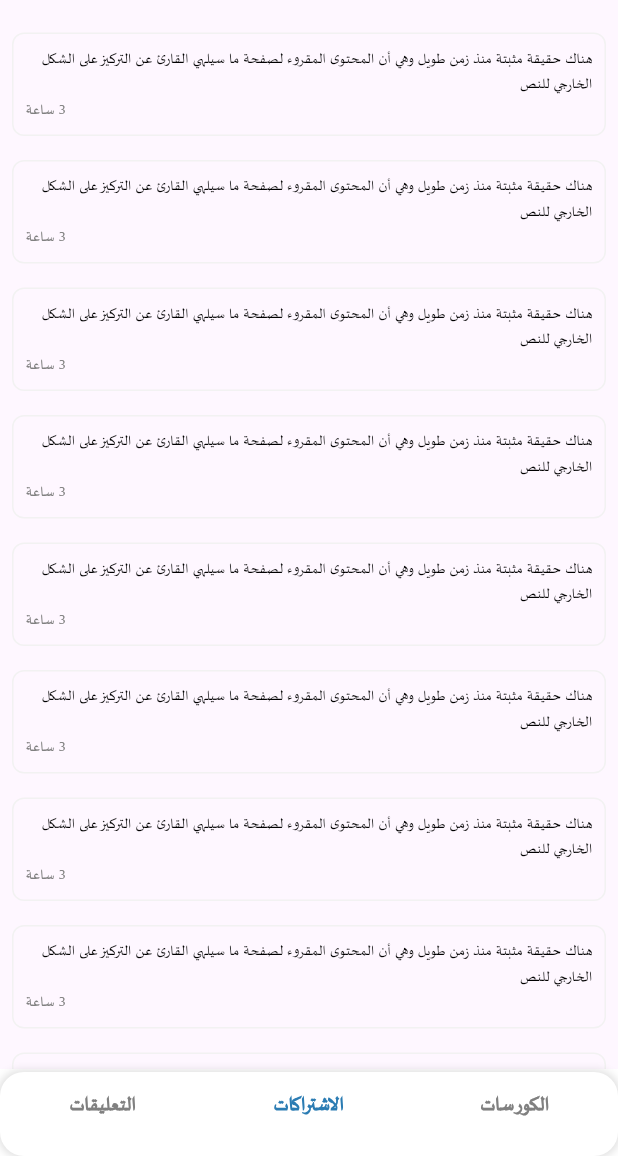
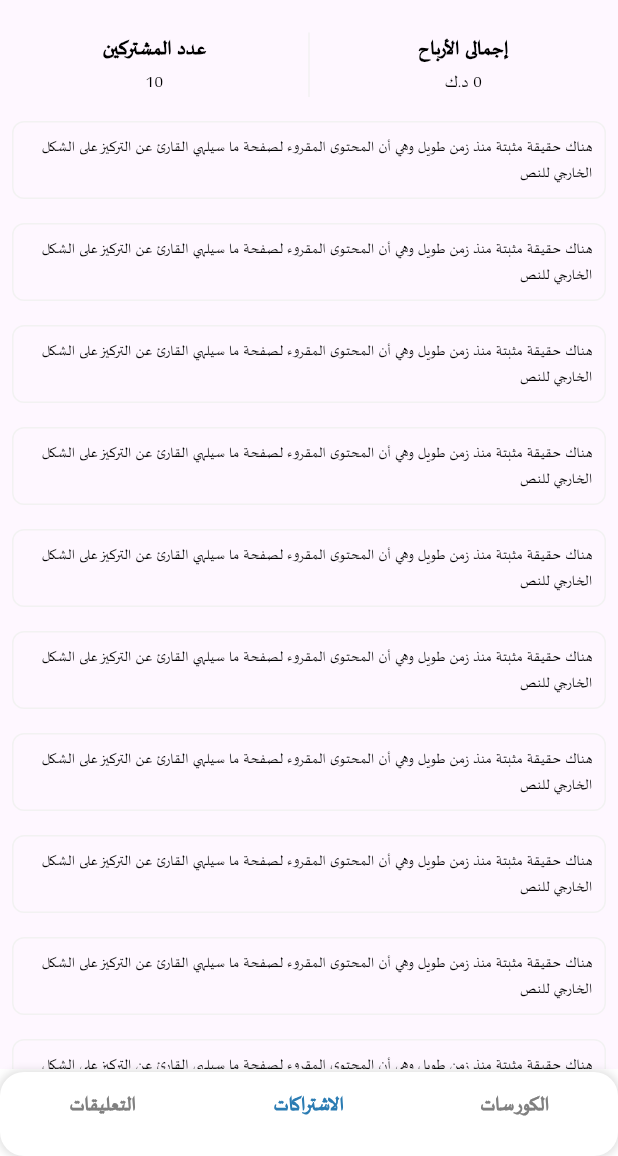
Before and after one commit to mahmoudhamdyae/smart_student_teacher, a Flutter app: the MainScreen screen opened directly, item 2 of the bottom bar chosen, on a phone screen of 412 x 824 dp, the part 80-1236 px from its top. Run offline on Flutter 3.47's test engine with Material 3 defaults, Android fonts, the phone set to English and light mode, and no system bars; drawn by our look-alikes of persistent_bottom_nav_bar; our stand-ins replace dio, firebase_core, firebase_messaging, flutter_local_notifications, flutter_svg, get and 6 more; missing offline and left inert: flutter_media_downloader; accounts and stored records are empty; network calls fail.

Commit message:
Notifications

```diff
--- a/lib/domain/models/notification.dart
+++ b/lib/domain/models/notification.dart
@@ -1,6 +1,5 @@
 class NotificationModel {
-  String text;
-  String time;
+  String? text;
 
-  NotificationModel(this.text, this.time);
+  NotificationModel({this.text});
 }
--- a/lib/domain/repository/repository.dart
+++ b/lib/domain/repository/repository.dart
@@ -1,3 +1,4 @@
+import 'package:teacher/domain/models/comment.dart';
 import 'package:teacher/domain/models/course.dart';
 
 import '../models/wehda.dart';
@@ -15,4 +16,6 @@ abstract class Repository {
   // Remote Data Source
   Future<List<Course>> getCourses();
   Future<List<Wehda>> getTutorials(int courseId);
+  Future<List<Comment>> getComments();
+  Future<void> addComment(String comment, int videoId);
 }
--- a/lib/presentation/resources/strings_manager.dart
+++ b/lib/presentation/resources/strings_manager.dart
@@ -59,6 +59,15 @@ class AppStrings {
   static const String noteDownloadError = 'حدث خطأ';
   static const String noteDownloaded = 'تم تحميل المذكرة';
 
+  // Comments Screen
+  static const String addComment = 'إضافة تعليق';
+  static const String yourComment = 'تعليقك';
+  static const String commentAdded = 'تم إضافة التعليق';
+
+  // Subscriptions Screen
+  static const String total = 'إجمالى الأرباح';
+  static const String noSub = 'عدد المشتركين';
+
   // Error
   static const String error = 'حدث خطأ';
 }
--- a/lib/presentation/screens/comments/controller/comments_controller.dart
+++ b/lib/presentation/screens/comments/controller/comments_controller.dart
@@ -1,5 +1,6 @@
+import 'package:flutter/cupertino.dart';
 import 'package:get/get.dart';
-import 'package:teacher/domain/models/notification.dart';
+import 'package:teacher/domain/models/comment.dart';
 
 import '../../../../domain/repository/repository.dart';
 
@@ -7,8 +8,12 @@ class CommentsController extends GetxController {
 
   final Rx<RxStatus> _status = Rx<RxStatus>(RxStatus.empty());
   RxStatus get status => _status.value;
+  final Rx<RxStatus> _addCommentStatus = Rx<RxStatus>(RxStatus.empty());
+  RxStatus get addCommentStatus => _addCommentStatus.value;
 
-  final RxList<NotificationModel> notifications = RxList.empty();
+  final TextEditingController commentEditText = TextEditingController();
+  final RxList<Comment> comments = RxList.empty();
+  final Rx<Comment> selectedComment = Comment().obs;
 
   final Repository _repository;
   CommentsController(this._repository);
@@ -22,15 +27,33 @@ class CommentsController extends GetxController {
   Future<void> getComments() async {
     _status.value = RxStatus.loading();
     try {
-      // await _repository.getComments().then((remoteOrders) {
+      await _repository.getComments().then((remoteComments) {
         _status.value = RxStatus.success();
-      // });
-      notifications.value = List.generate(20, (index) => NotificationModel(
-          'هناك حقيقة مثبتة منذ زمن طويل وهي أن المحتوى المقروء لصفحة ما سيلهي القارئ عن التركيز على الشكل الخارجي للنص',
-          '3 ساعة')
-      );
+        comments.value = remoteComments;
+      });
     } on Exception catch (e) {
       _status.value = RxStatus.error(e.toString());
     }
   }
+
+  Future<void> addComment() async {
+    try {
+      _addCommentStatus.value = RxStatus.loading();
+      await _repository.addComment(commentEditText.text, selectedComment.value.video?.id ?? -1).then((value) {
+        _addCommentStatus.value = RxStatus.success();
+      });
+    } on Exception catch (e) {
+      _addCommentStatus.value = RxStatus.error(e.toString());
+    }
+  }
+
+  void updateComment(String comment) {
+    commentEditText.text = comment;
+  }
+
+  @override
+  void onClose() {
+    super.onClose();
+    commentEditText.dispose();
+  }
 }
--- a/lib/presentation/screens/subscriptions/controller/subscriptions_controller.dart
+++ b/lib/presentation/screens/subscriptions/controller/subscriptions_controller.dart
@@ -26,8 +26,7 @@ class SubscriptionsController extends GetxController {
         _status.value = RxStatus.success();
       // });
       notifications.value = List.generate(20, (index) => NotificationModel(
-          'هناك حقيقة مثبتة منذ زمن طويل وهي أن المحتوى المقروء لصفحة ما سيلهي القارئ عن التركيز على الشكل الخارجي للنص',
-          '3 ساعة')
+          text: 'هناك حقيقة مثبتة منذ زمن طويل وهي أن المحتوى المقروء لصفحة ما سيلهي القارئ عن التركيز على الشكل الخارجي للنص',)
       );
     } on Exception catch (e) {
       _status.value = RxStatus.error(e.toString());
--- a/lib/presentation/screens/subscriptions/widgets/subscriptions_screen.dart
+++ b/lib/presentation/screens/subscriptions/widgets/subscriptions_screen.dart
@@ -1,5 +1,7 @@
 import 'package:flutter/material.dart';
 import 'package:get/get.dart';
+import 'package:teacher/presentation/resources/color_manager.dart';
+import 'package:teacher/presentation/resources/styles_manager.dart';
 import 'package:teacher/presentation/screens/subscriptions/controller/subscriptions_controller.dart';
 
 import '../../../resources/strings_manager.dart';
@@ -32,15 +34,71 @@ class SubscriptionsScreen extends StatelessWidget {
                 } else if (controller.notifications.isEmpty){
                   return const EmptyScreen(emptyString: AppStrings.noSubscriptions);
                 }
-                return ListView.builder(
+                return ListView(
                   shrinkWrap: true,
                   physics: const ClampingScrollPhysics(),
-                  itemCount: controller.notifications.length,
-                  itemBuilder: (BuildContext context, int index) {
-                    return NotificationItem(
-                      notification: controller.notifications[index],
-                    );
-                  },
+                  children: [
+                    const SizedBox(height: 8.0,),
+                    Stack(
+                      children: [
+                        Row(
+                          children: [
+                            Expanded(
+                              child: Column(
+                                children: [
+                                  Text(
+                                    AppStrings.total,
+                                    style: getLargeStyle(),
+                                    textAlign: TextAlign.center,
+                                  ),
+                                  Text(
+                                    '0 د.ك',
+                                    style: getSmallStyle(),
+                                    textAlign: TextAlign.center,
+                                  ),
+                                ],
+                              ),
+                            ),
+                            Expanded(
+                              child: Column(
+                                children: [
+                                  Text(
+                                    AppStrings.noSub,
+                                    style: getLargeStyle(),
+                                    textAlign: TextAlign.center,
+                                  ),
+                                  Text(
+                                    '10',
+                                    style: getSmallStyle(),
+                                    textAlign: TextAlign.center,
+                                  ),
+                                ],
+                              ),
+                            ),
+                          ],
+                        ),
+                        Positioned(
+                            right: 0,
+                            left: 0,
+                            top: 0,
+                            bottom: 0,
+                            child: VerticalDivider(width: 2, color: ColorManager.lightGrey,)
+                        ),
+                      ],
+                    ),
+                    const SizedBox(height: 8.0,),
+                    ListView.builder(
+                      shrinkWrap: true,
+                      physics: const ClampingScrollPhysics(),
+                      itemCount: controller.notifications.length,
+                      itemBuilder: (BuildContext context, int index) {
+                        return NotificationItem(
+                          notificationString: controller.notifications[index].text ?? '',
+                          action: () {  },
+                        );
+                      },
+                    ),
+                  ],
                 );
               },
             ),
--- a/lib/presentation/widgets/notification_item.dart
+++ b/lib/presentation/widgets/notification_item.dart
@@ -1,19 +1,22 @@
-import 'package:flutter/cupertino.dart';
+import 'package:flutter/material.dart';
 
-import '../../domain/models/notification.dart';
-import '../resources/color_manager.dart';
 import '../resources/font_manager.dart';
 import '../resources/styles_manager.dart';
 
 class NotificationItem extends StatelessWidget {
 
-  final NotificationModel notification;
-  const NotificationItem({super.key, required this.notification});
+  final String notificationString;
+  final Function() action;
+  const NotificationItem({super.key, required this.notificationString, required this.action});
 
   @override
   Widget build(BuildContext context) {
-    return Container(
-      margin: const EdgeInsets.all(8.0),
+    return Padding(
+      padding: const EdgeInsets.all(8.0),
+      child: InkWell(
+        onTap: action,
+        borderRadius: const BorderRadius.all(Radius.circular(8.0)),
+        child: Container(
           padding: const EdgeInsets.all(8.0),
           decoration: BoxDecoration(
             borderRadius: const BorderRadius.all(Radius.circular(8.0)),
@@ -22,27 +25,13 @@ class NotificationItem extends StatelessWidget {
               width: 1,
             ),
           ),
-      child: Column(
-        children: [
-          Text(
-            notification.text,
+          child: Text(
+            '${notificationString}',
             style: getSmallStyle(
                 fontSize: FontSize.s12
             ),
           ),
-          Row(
-            mainAxisAlignment: MainAxisAlignment.end,
-            children: [
-              Text(
-                notification.time,
-                style: getSmallStyle(
-                    fontSize: FontSize.s12,
-                    color: ColorManager.grey
         ),
-              ),
-            ],
-          )
-        ],
       ),
     );
   }
```
Also changed, not shown: lib/data/remote/remote_data_source.dart (+31 -0 lines), lib/data/repository/repository_impl.dart (+11 -0 lines), lib/domain/models/comment.dart (added, +169 -0 lines), lib/presentation/screens/comments/widgets/comments_screen.dart (+14 -4 lines), lib/presentation/screens/comments/widgets/reply_comment_screen.dart (added, +76 -0 lines). Lines whose indentation alone changed are shown as unchanged.
